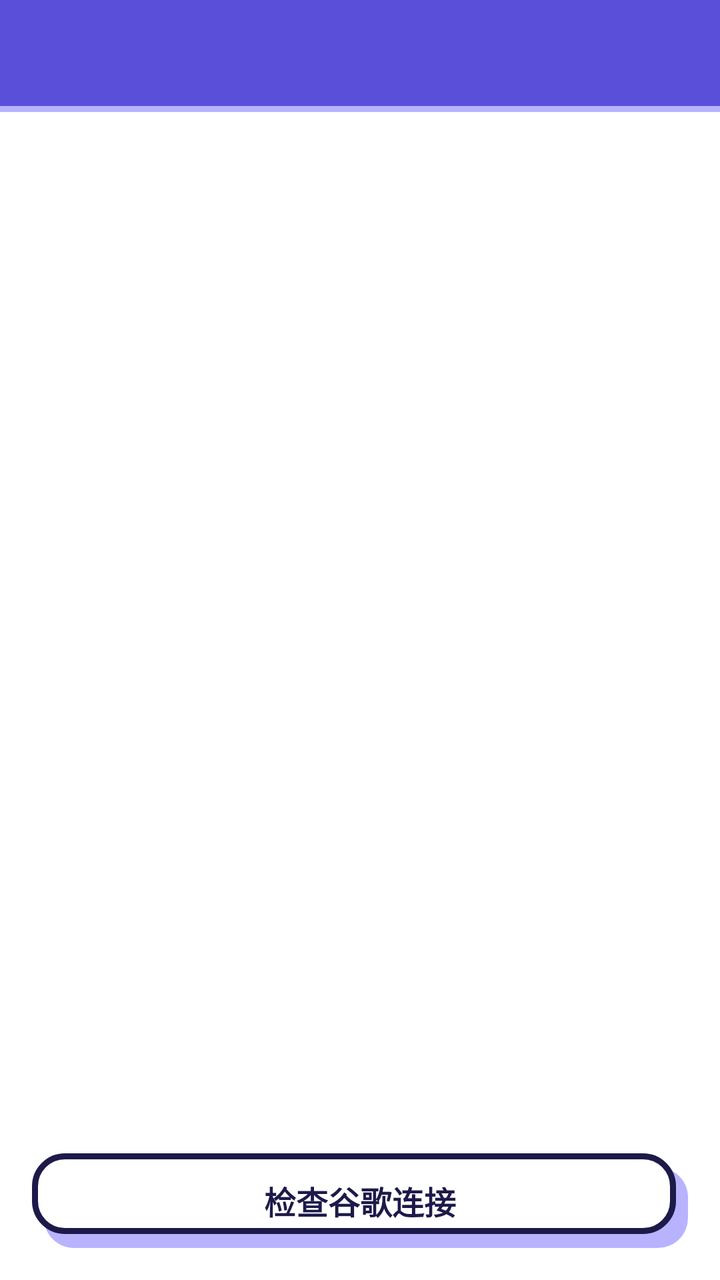
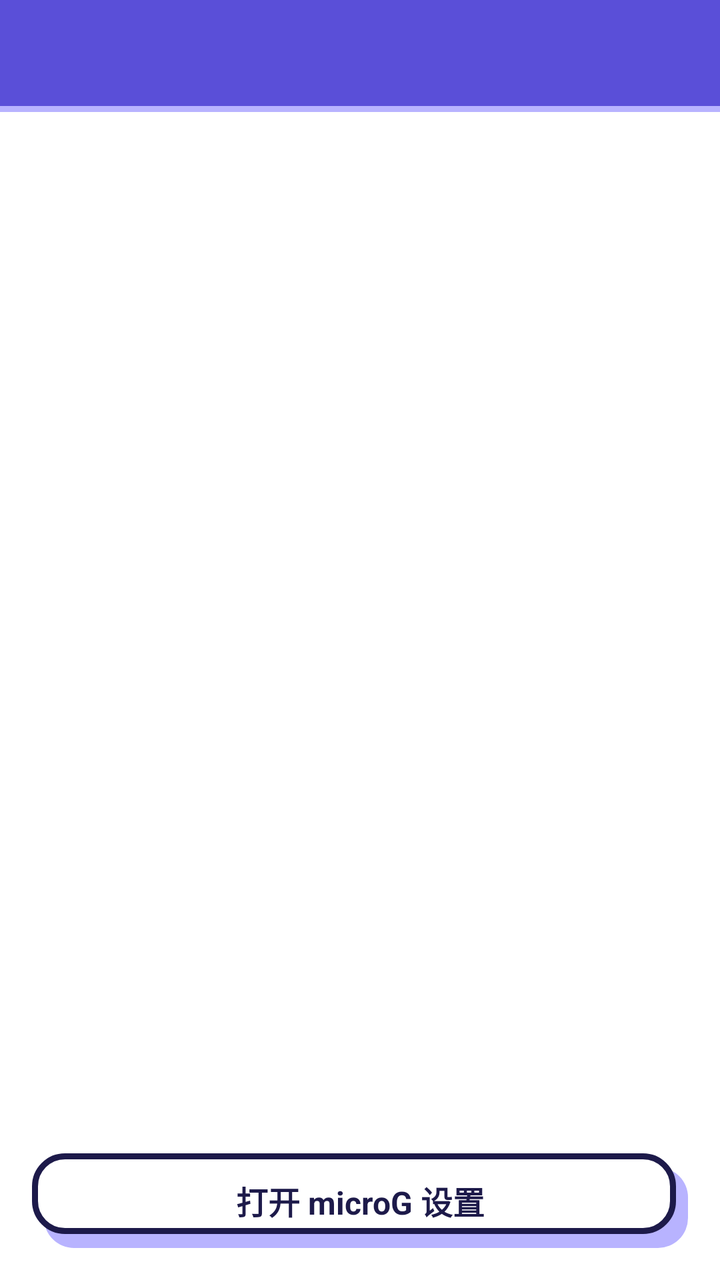

Screens rendered from an Android XML layout before and after an edit, with the pre-edit source and the edit as a unified diff.
<!-- AndroidManifest.xml: application theme Theme.BlackBox -->
<!-- res/layout/activity_gms.xml -->
<?xml version="1.0" encoding="utf-8"?>
<androidx.constraintlayout.widget.ConstraintLayout xmlns:android="http://schemas.android.com/apk/res/android"
        xmlns:app="http://schemas.android.com/apk/res-auto"
        android:layout_width="match_parent"
        android:background="@color/background"
        android:layout_height="match_parent">


    <include
            android:id="@+id/toolbar_layout"
            layout="@layout/view_toolbar"
            android:layout_width="match_parent"
            android:layout_height="wrap_content"
            app:layout_constraintTop_toTopOf="parent" />

    <TextView
            android:id="@+id/gms_hint"
            android:layout_width="match_parent"
            android:layout_height="wrap_content"
            android:paddingStart="16dp"
            android:paddingTop="12dp"
            android:paddingEnd="16dp"
            android:paddingBottom="12dp"
            android:text="@string/gms_microg_hint"
            android:textColor="@color/secondary_text"
            android:textSize="14sp"
            android:visibility="gone"
            app:layout_constraintTop_toBottomOf="@id/toolbar_layout" />

    <androidx.recyclerview.widget.RecyclerView
            android:id="@+id/recyclerView"
            android:layout_width="match_parent"
            android:layout_height="0dp"
            app:layout_constraintBottom_toTopOf="@id/gms_check_network"
            app:layout_constraintTop_toBottomOf="@id/gms_hint" />

    <TextView
            android:id="@+id/gms_check_network"
            android:layout_width="match_parent"
            android:layout_height="wrap_content"
            android:layout_marginStart="16dp"
            android:layout_marginTop="12dp"
            android:layout_marginEnd="16dp"
            android:layout_marginBottom="16dp"
            android:background="@drawable/bg_sakuga_card"
            android:gravity="center"
            android:paddingTop="12dp"
            android:paddingBottom="12dp"
            android:text="检查谷歌连接"
            android:textColor="@color/primary_text"
            android:textSize="16sp"
            android:textStyle="bold"
            app:layout_constraintBottom_toBottomOf="parent"
            app:layout_constraintEnd_toEndOf="parent"
            app:layout_constraintStart_toStartOf="parent" />

</androidx.constraintlayout.widget.ConstraintLayout>
<!-- res/layout/view_toolbar.xml (included above) -->
<?xml version="1.0" encoding="utf-8"?>
<com.google.android.material.appbar.MaterialToolbar xmlns:android="http://schemas.android.com/apk/res/android"
        xmlns:app="http://schemas.android.com/apk/res-auto"
        android:id="@+id/toolbar"
        android:layout_width="match_parent"
        android:layout_height="wrap_content"
        android:theme="@style/ToolBarColorStyle"
        android:background="@drawable/bg_sakuga_topbar"
        app:subtitleTextColor="@color/paper"
        app:titleTextColor="@color/paper">

</com.google.android.material.appbar.MaterialToolbar>
<!-- resources referenced by this layout -->
<resources>
  <color name="background">#FFFFFF</color>
  <color name="paper">#FFFFFF</color>
  <color name="primary_text">#1D1A4A</color>
  <color name="secondary_text">#8580B0</color>
  <!-- drawable bg_sakuga_card (drawable) -->
  <?xml version="1.0" encoding="utf-8"?>
  <layer-list xmlns:android="http://schemas.android.com/apk/res/android">
      <item
          android:left="6dp"
          android:top="7dp">
          <shape android:shape="rectangle">
              <solid android:color="@color/soft" />
              <corners android:radius="15dp" />
          </shape>
      </item>
      <item
          android:bottom="7dp"
          android:right="6dp">
          <shape android:shape="rectangle">
              <solid android:color="@color/paper" />
              <stroke
                  android:width="3dp"
                  android:color="@color/ink" />
              <corners android:radius="15dp" />
          </shape>
      </item>
  </layer-list>
  <!-- drawable bg_sakuga_topbar (drawable) -->
  <?xml version="1.0" encoding="utf-8"?>
  <layer-list xmlns:android="http://schemas.android.com/apk/res/android">
      <item>
          <shape android:shape="rectangle">
              <solid android:color="@color/soft" />
          </shape>
      </item>
      <item android:bottom="3dp">
          <shape android:shape="rectangle">
              <solid android:color="@color/line" />
          </shape>
      </item>
  </layer-list>
  <string name="gms_microg_hint">手机上没有谷歌环境，这里装的是 microG 开源版谷歌服务。装好后，在分身里打开 microG 设置、登上谷歌账号，要谷歌登录的应用就能用了。</string>
  <style name="ToolBarColorStyle" parent="ThemeOverlay.AppCompat.ActionBar">
          <item name="actionMenuTextColor">@color/paper</item>
          <item name="colorControlNormal">@color/paper</item>
          <item name="android:forceDarkAllowed" tools:targetApi="q">false</item>
      </style>
  <color name="soft">#B8B3FF</color>
  <color name="ink">#1D1A4A</color>
  <color name="line">#5A4FD8</color>
  <color name="brand">#8F8DF7</color>
  <color name="brand_dark">#5A4FD8</color>
  <color name="white">#FFFFFFFF</color>
  <color name="accent">#FF5FA8</color>
  <color name="surface">#FFFFFF</color>
  <style name="SakugaPopupMenu" parent="Widget.AppCompat.PopupMenu">
          <item name="android:popupBackground">@drawable/bg_sakuga_card</item>
      </style>
  <color name="track">#C9CBE0</color>
  <!-- unchanged entries left out for length: 1 -->
</resources>

<!-- the commit's change to res/layout/activity_gms.xml (unified diff, before → after) -->
@@ -31,11 +31,11 @@
             android:id="@+id/recyclerView"
             android:layout_width="match_parent"
             android:layout_height="0dp"
-            app:layout_constraintBottom_toTopOf="@id/gms_check_network"
+            app:layout_constraintBottom_toTopOf="@id/gms_open_microg_settings"
             app:layout_constraintTop_toBottomOf="@id/gms_hint" />
 
     <TextView
-            android:id="@+id/gms_check_network"
+            android:id="@+id/gms_open_microg_settings"
             android:layout_width="match_parent"
             android:layout_height="wrap_content"
             android:layout_marginStart="16dp"
@@ -46,7 +46,7 @@
             android:gravity="center"
             android:paddingTop="12dp"
             android:paddingBottom="12dp"
-            android:text="检查谷歌连接"
+            android:text="打开 microG 设置"
             android:textColor="@color/primary_text"
             android:textSize="16sp"
             android:textStyle="bold"
